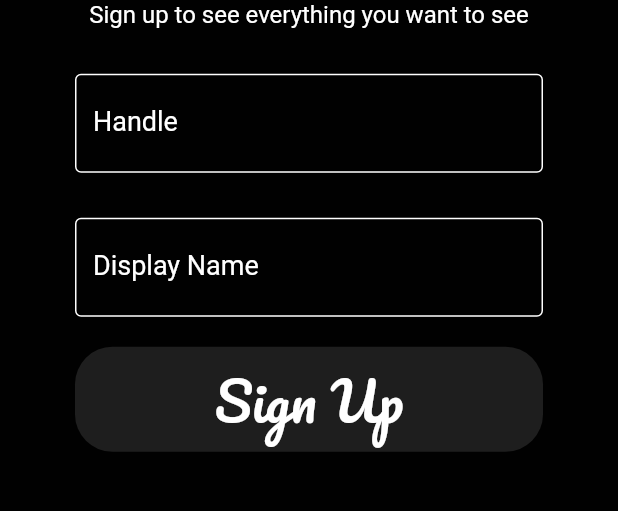
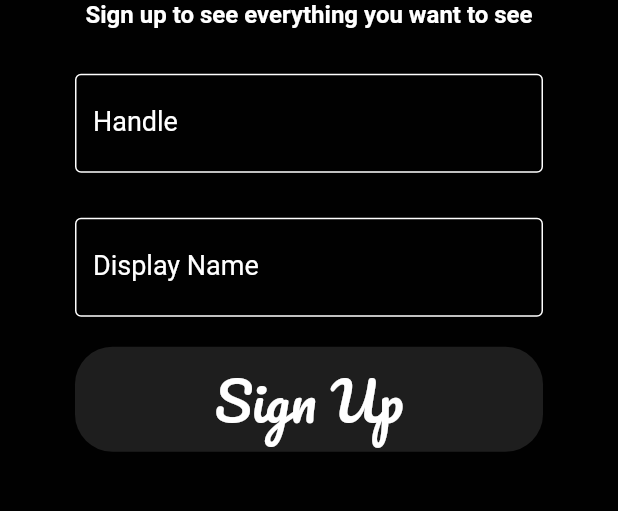
Before and after one commit to WyattWantsToCode/Social_Media_Template, a Flutter app: the CreateUserPage screen opened directly, on a phone screen of 412 x 824 dp, the part 440-951 px from its top. Run offline on Flutter 3.47's test engine with Material 2 defaults, Android fonts, the phone set to English and light mode, and no system bars; our stand-ins replace cloud_firestore, firebase_auth, firebase_core, firebase_storage, flutter_image_compress, google_fonts and 2 more; missing offline and left inert: photo_gallery; accounts and stored records are empty; generated files the repository leaves out were written again.

Commit message:
Updated Text Styles

```diff
--- a/lib/colors.dart
+++ b/lib/colors.dart
@@ -3,6 +3,6 @@ import 'package:flutter/material.dart';
 Color colorBackground = Color.fromRGBO(1, 1, 1, 1);
 Color colorDarkGray = Color.fromRGBO(30, 30, 30, 1);
 Color colorIcon = Colors.white;
-TextStyle nameStyle = TextStyle(color: Colors.white, fontSize: 16);
+TextStyle nameStyle = TextStyle(color: Colors.white, fontSize: 16, fontWeight: FontWeight.w700);
 TextStyle styleDateTime = TextStyle(color: Colors.grey, fontSize: 12);
-TextStyle styleDescription = TextStyle(color: Colors.white, fontSize: 12);
+TextStyle styleDescription = TextStyle(color: Colors.white, fontSize: 14);
```
